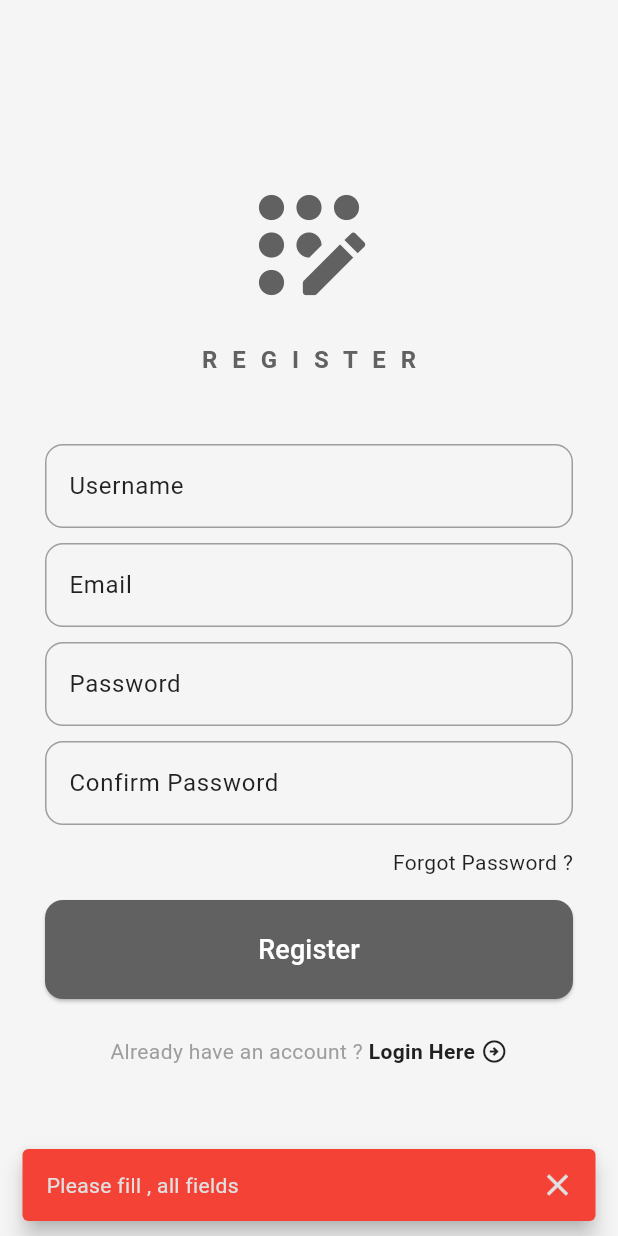
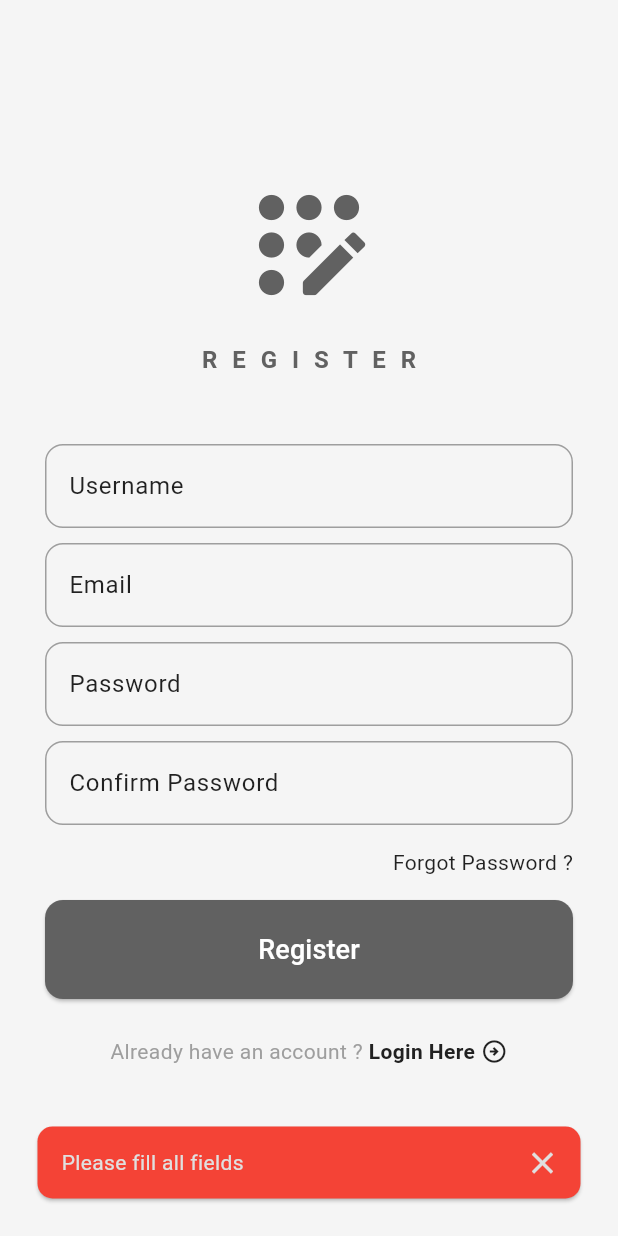
Before and after one commit to mikelgh/flutter-supabase-starter, a Flutter app: the screen it shows after launch, after a tap on "Register Here", after a tap on "Register", on a phone screen of 412 x 824 dp. Run offline on Flutter 3.47's test engine with Material 3 defaults, Android fonts, the phone set to English and light mode, and no system bars; drawn by our look-alikes of liquid_swipe; our stand-ins replace flutter_riverpod, go_router, supabase_flutter; accounts and stored records are empty.

Commit message:
feat : improved snackbar

```diff
--- a/lib/features/screens/auth/register_screen.dart
+++ b/lib/features/screens/auth/register_screen.dart
@@ -5,6 +5,8 @@ import '../../../core/repositories/auth_repository.dart';
 import '../../../core/services/supabase_service.dart';
 import '../../components/auth/auth_button.dart';
 import '../../components/auth/text_field.dart';
+
+enum SnackBarType { error, success, info }
 
 class RegisterScreen extends ConsumerStatefulWidget {
   final void Function()? onTap;
@@ -20,12 +22,22 @@ class RegisterScreenpScreenState extends ConsumerState<RegisterScreen> {
   final _usernameController = TextEditingController();
   final _confirmPasswordController = TextEditingController();
 
-  SnackBar floatingSnackBar(String content, backgroundColor) {
+  SnackBar floatingSnackBar(String content, SnackBarType snackBarType) {
+    final backgroundColor = switch (snackBarType) {
+      SnackBarType.error => Colors.red,
+      SnackBarType.success => Colors.green,
+      SnackBarType.info => Colors.blue,
+    };
     return SnackBar(
       content: Text(content),
+      behavior: SnackBarBehavior.floating,
+      margin: const EdgeInsets.all(25),
+      showCloseIcon: true,
+      elevation: 1,
+      duration: const Duration(seconds: 3),
+      dismissDirection: DismissDirection.horizontal,
+      shape: RoundedRectangleBorder(borderRadius: BorderRadius.circular(10)),
       backgroundColor: backgroundColor,
-      behavior: SnackBarBehavior.floating,
-      showCloseIcon: true,
     );
   }
 
@@ -49,16 +61,16 @@ class RegisterScreenpScreenState extends ConsumerState<RegisterScreen> {
         password.isEmpty ||
         username.isEmpty ||
         confirmPassword.isEmpty) {
-      ScaffoldMessenger.of(
-        context,
-      ).showSnackBar(floatingSnackBar('Please fill , all fields', Colors.red));
+      ScaffoldMessenger.of(context).showSnackBar(
+        floatingSnackBar('Please fill all fields', SnackBarType.error),
+      );
       return;
     }
 
     if (password != confirmPassword) {
-      ScaffoldMessenger.of(
-        context,
-      ).showSnackBar(floatingSnackBar('Passwords do , not match', Colors.red));
+      ScaffoldMessenger.of(context).showSnackBar(
+        floatingSnackBar('Passwords do , not match', SnackBarType.info),
+      );
       return;
     }
 
@@ -68,19 +80,15 @@ class RegisterScreenpScreenState extends ConsumerState<RegisterScreen> {
     );
 
     if (user != null) {
-      // Navigate to home screen
-      // print('Signed up: ${user.email}');
+      // Navigate to login screen
+      context.go('/');
       ScaffoldMessenger.of(context).showSnackBar(
-        floatingSnackBar(
-          'Successfully signed up',
-          Theme.of(context).colorScheme.inversePrimary,
-        ),
+        floatingSnackBar('Successfully signed up', SnackBarType.success),
       );
-      context.go('/');
     } else {
-      ScaffoldMessenger.of(
-        context,
-      ).showSnackBar(floatingSnackBar('Invalid credentials', Colors.red));
+      ScaffoldMessenger.of(context).showSnackBar(
+        floatingSnackBar('Invalid credentials', SnackBarType.error),
+      );
     }
   }
 
```
Also changed, not shown: lib/features/screens/auth/login_screen.dart (+25 -9 lines), lib/features/screens/home/settings_screen.dart (+23 -1 lines).
